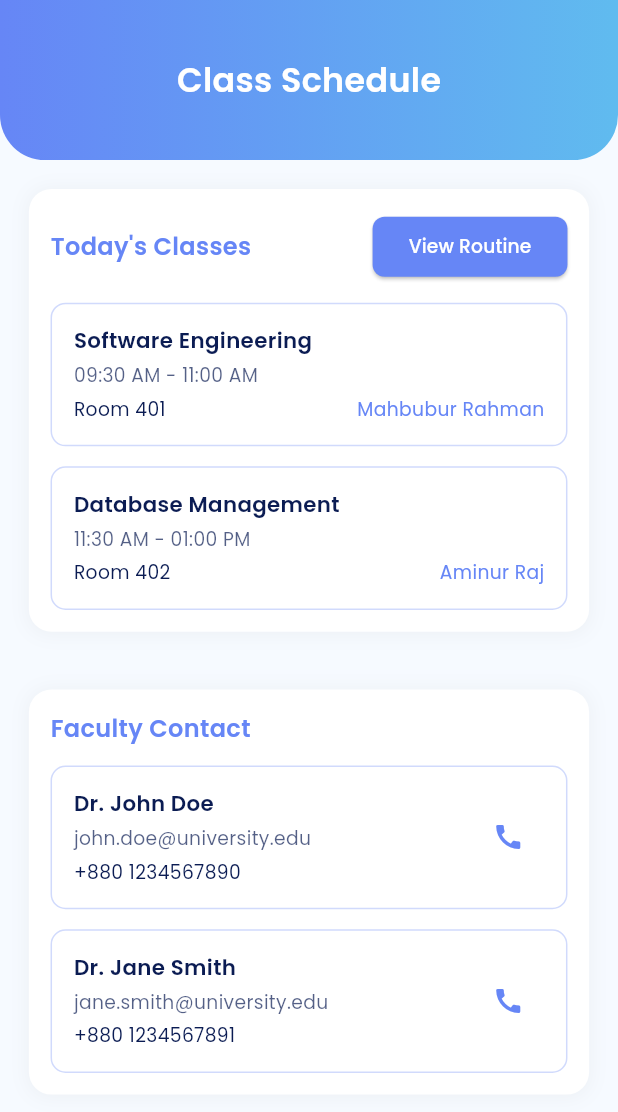
After one commit to sifatullah-haque/UniBuddy, a Flutter app: the ClassSchedule screen opened directly, on a phone screen of 412 x 824 dp. The commit adds this screen. Shown: the top 1112 px of the screen. Run offline on Flutter 3.47's test engine with Material 3 defaults, Android fonts, the light colour scheme and no system bars; our stand-ins replace another_carousel_pro, cloud_firestore, firebase_auth, firebase_core, flutter_screenutil, speech_to_text and 1 more; accounts and stored records are empty.

Commit message:
new pages added

```diff
--- a/lib/main.dart
+++ b/lib/main.dart
@@ -2,6 +2,8 @@ import 'package:diu/Constant/firebase_options.dart';
 import 'package:diu/auth/login/isLogin.dart';
 import 'package:diu/pages/home_page/Bus_Schedule/busSchedule.dart';
 import 'package:diu/pages/home_page/Cafeteria/cafeteria.dart';
+import 'package:diu/pages/home_page/Class_Schedule/classSchedule.dart';
+import 'package:diu/pages/home_page/askBot/askBot.dart';
 import 'package:diu/pages/home_page/pure_home_page/home_page.dart';
 import 'package:diu/pages/main_navigation.dart';
 import 'package:diu/utils/firebase_project_config.dart';
@@ -30,7 +32,7 @@ class MyApp extends StatelessWidget {
             fontFamily: "Poppins",
           ),
           debugShowCheckedModeBanner: false,
-          home: BusSchedule()),
+          home: AskBot()),
     );
   }
 }
--- /dev/null
+++ b/lib/pages/home_page/Class_Schedule/classSchedule.dart
@@ -0,0 +1,381 @@
+import 'package:diu/Constant/color_is.dart';
+import 'package:flutter/material.dart';
+import 'package:flutter_screenutil/flutter_screenutil.dart';
+
+class ClassSchedule extends StatefulWidget {
+  const ClassSchedule({super.key});
+
+  @override
+  State<ClassSchedule> createState() => _ClassScheduleState();
+}
+
+class _ClassScheduleState extends State<ClassSchedule> {
+  @override
+  Widget build(BuildContext context) {
+    return Scaffold(
+      backgroundColor: Coloris.backgroundColor,
+      body: Column(
+        children: [
+          _buildHeader(),
+          Expanded(
+            child: SingleChildScrollView(
+              child: Column(
+                children: [
+                  _buildClassSchedule(),
+                  _buildFacultyContact(),
+                ],
+              ),
+            ),
+          ),
+        ],
+      ),
+    );
+  }
+
+  void _showFullRoutine(BuildContext context) {
+    showDialog(
+      context: context,
+      builder: (BuildContext context) {
+        return Dialog(
+          backgroundColor: Colors.transparent,
+          child: Container(
+            width: double.infinity,
+            height: MediaQuery.of(context).size.height * 0.6,
+            decoration: BoxDecoration(
+              color: Coloris.white,
+              borderRadius: BorderRadius.circular(15),
+            ),
+            child: Column(
+              children: [
+                Container(
+                  padding: EdgeInsets.all(15.w),
+                  decoration: const BoxDecoration(
+                    borderRadius: BorderRadius.only(
+                      topLeft: Radius.circular(15),
+                      topRight: Radius.circular(15),
+                    ),
+                    gradient: LinearGradient(
+                      begin: Alignment.centerLeft,
+                      end: Alignment.centerRight,
+                      colors: [Color(0xff6686F6), Color(0xff60BBEF)],
+                    ),
+                  ),
+                  child: Row(
+                    mainAxisAlignment: MainAxisAlignment.spaceBetween,
+                    children: [
+                      Text(
+                        "Full Class Routine",
+                        style: TextStyle(
+                          fontSize: 18.sp,
+                          fontWeight: FontWeight.w600,
+                          color: Coloris.white,
+                        ),
+                      ),
+                      IconButton(
+                        onPressed: () => Navigator.pop(context),
+                        icon: Icon(
+                          Icons.close,
+                          color: Coloris.white,
+                          size: 24.sp,
+                        ),
+                      ),
+                    ],
+                  ),
+                ),
+                Expanded(
+                  child: InteractiveViewer(
+                    minScale: 0.5,
+                    maxScale: 4.0,
+                    child: Image.network(
+                      'https://i.ibb.co.com/1tBxF1YC/Whats-App-Image-2025-03-07-at-09-19-43-03ef2d1a.jpg',
+                      fit: BoxFit.contain,
+                      loadingBuilder: (context, child, loadingProgress) {
+                        if (loadingProgress == null) return child;
+                        return Center(
+                          child: CircularProgressIndicator(
+                            color: const Color(0xff6686F6),
+                            value: loadingProgress.expectedTotalBytes != null
+                                ? loadingProgress.cumulativeBytesLoaded /
+                                    loadingProgress.expectedTotalBytes!
+                                : null,
+                          ),
+                        );
+                      },
+                      errorBuilder: (context, error, stackTrace) {
+                        return Center(
+                          child: Text(
+                            'Failed to load routine',
+                            style: TextStyle(
+                              fontSize: 16.sp,
+                              color: Coloris.text_color,
+                            ),
+                          ),
+                        );
+                      },
+                    ),
+                  ),
+                ),
+              ],
+            ),
+          ),
+        );
+      },
+    );
+  }
+
+  Widget _buildHeader() {
+    return Container(
+      height: 120.h,
+      decoration: const BoxDecoration(
+        borderRadius: BorderRadius.only(
+          bottomLeft: Radius.circular(30.0),
+          bottomRight: Radius.circular(30.0),
+        ),
+        gradient: LinearGradient(
+          begin: Alignment.centerLeft,
+          end: Alignment.centerRight,
+          colors: [Color(0xff6686F6), Color(0xff60BBEF)],
+        ),
+      ),
+      child: SafeArea(
+        child: Center(
+          child: Text(
+            "Class Schedule",
+            style: TextStyle(
+              fontSize: 25.sp,
+              fontWeight: FontWeight.w600,
+              color: Coloris.white,
+            ),
+          ),
+        ),
+      ),
+    );
+  }
+
+  Widget _buildClassSchedule() {
+    return Container(
+      margin: EdgeInsets.all(20.w),
+      padding: EdgeInsets.all(15.w),
+      decoration: BoxDecoration(
+        color: Coloris.white,
+        borderRadius: BorderRadius.circular(15),
+        boxShadow: [
+          BoxShadow(
+            color: Colors.grey.withOpacity(0.1),
+            spreadRadius: 1,
+            blurRadius: 10,
+            offset: const Offset(0, 1),
+          ),
+        ],
+      ),
+      child: Column(
+        crossAxisAlignment: CrossAxisAlignment.start,
+        children: [
+          Row(
+            mainAxisAlignment: MainAxisAlignment.spaceBetween,
+            children: [
+              Text(
+                "Today's Classes",
+                style: TextStyle(
+                  fontSize: 18.sp,
+                  fontWeight: FontWeight.w600,
+                  color: const Color(0xff6686F6),
+                ),
+              ),
+              ElevatedButton(
+                onPressed: () => _showFullRoutine(context),
+                style: ElevatedButton.styleFrom(
+                  backgroundColor: const Color(0xff6686F6),
+                  foregroundColor: Colors.white,
+                  shape: RoundedRectangleBorder(
+                    borderRadius: BorderRadius.circular(8),
+                  ),
+                ),
+                child: Text(
+                  'View Routine',
+                  style: TextStyle(
+                    fontSize: 14.sp,
+                    fontWeight: FontWeight.w500,
+                  ),
+                ),
+              ),
+            ],
+          ),
+          SizedBox(height: 15.h),
+          _buildClassCard(
+            subject: "Software Engineering",
+            time: "09:30 AM - 11:00 AM",
+            room: "Room 401",
+            faculty: "Mahbubur Rahman",
+          ),
+          SizedBox(height: 15.h),
+          _buildClassCard(
+            subject: "Database Management",
+            time: "11:30 AM - 01:00 PM",
+            room: "Room 402",
+            faculty: "Aminur Raj",
+          ),
+        ],
+      ),
+    );
+  }
+
+  Widget _buildClassCard({
+    required String subject,
+    required String time,
+    required String room,
+    required String faculty,
+  }) {
+    return Container(
+      padding: EdgeInsets.all(15.w),
+      decoration: BoxDecoration(
+        border: Border.all(color: const Color(0xff6686F6).withOpacity(0.3)),
+        borderRadius: BorderRadius.circular(10),
+      ),
+      child: Column(
+        crossAxisAlignment: CrossAxisAlignment.start,
+        children: [
+          Text(
+            subject,
+            style: TextStyle(
+              fontSize: 16.sp,
+              fontWeight: FontWeight.w600,
+              color: Coloris.text_color,
+            ),
+          ),
+          SizedBox(height: 5.h),
+          Text(
+            time,
+            style: TextStyle(
+              fontSize: 14.sp,
+              color: Coloris.text_color.withOpacity(0.7),
+            ),
+          ),
+          SizedBox(height: 5.h),
+          Row(
+            mainAxisAlignment: MainAxisAlignment.spaceBetween,
+            children: [
+              Text(
+                room,
+                style: TextStyle(
+                  fontSize: 14.sp,
+                  color: Coloris.text_color,
+                ),
+              ),
+              Text(
+                faculty,
+                style: TextStyle(
+                  fontSize: 14.sp,
+                  color: const Color(0xff6686F6),
+                ),
+              ),
+            ],
+          ),
+        ],
+      ),
+    );
+  }
+
+  Widget _buildFacultyContact() {
+    return Container(
+      margin: EdgeInsets.all(20.w),
+      padding: EdgeInsets.all(15.w),
+      decoration: BoxDecoration(
+        color: Coloris.white,
+        borderRadius: BorderRadius.circular(15),
+        boxShadow: [
+          BoxShadow(
+            color: Colors.grey.withOpacity(0.1),
+            spreadRadius: 1,
+            blurRadius: 10,
+            offset: const Offset(0, 1),
+          ),
+        ],
+      ),
+      child: Column(
+        crossAxisAlignment: CrossAxisAlignment.start,
+        children: [
+          Text(
+            "Faculty Contact",
+            style: TextStyle(
+              fontSize: 18.sp,
+              fontWeight: FontWeight.w600,
+              color: const Color(0xff6686F6),
+            ),
+          ),
+          SizedBox(height: 15.h),
+          _buildFacultyCard(
+            name: "Dr. John Doe",
+            email: "john.doe@university.edu",
+            phone: "+880 1234567890",
+          ),
+          SizedBox(height: 15.h),
+          _buildFacultyCard(
+            name: "Dr. Jane Smith",
+            email: "jane.smith@university.edu",
+            phone: "+880 1234567891",
+          ),
+        ],
+      ),
+    );
+  }
+
+  Widget _buildFacultyCard({
+    required String name,
+    required String email,
+    required String phone,
+  }) {
+    return Container(
+      padding: EdgeInsets.all(15.w),
+      decoration: BoxDecoration(
+        border: Border.all(color: const Color(0xff6686F6).withOpacity(0.3)),
+        borderRadius: BorderRadius.circular(10),
+      ),
+      child: Row(
+        children: [
+          Expanded(
+            child: Column(
+              crossAxisAlignment: CrossAxisAlignment.start,
+              children: [
+                Text(
+                  name,
+                  style: TextStyle(
+                    fontSize: 16.sp,
+                    fontWeight: FontWeight.w600,
+                    color: Coloris.text_color,
+                  ),
+                ),
+                SizedBox(height: 5.h),
+                Text(
+                  email,
+                  style: TextStyle(
+                    fontSize: 14.sp,
+                    color: Coloris.text_color.withOpacity(0.7),
+                  ),
+                ),
+                SizedBox(height: 5.h),
+                Text(
+                  phone,
+                  style: TextStyle(
+                    fontSize: 14.sp,
+                    color: Coloris.text_color,
+                  ),
+                ),
+              ],
+            ),
+          ),
+          IconButton(
+            onPressed: () {
+              // Add phone call functionality here
+            },
+            icon: Icon(
+              Icons.call,
+              color: const Color(0xff6686F6),
+              size: 24.sp,
+            ),
+          ),
+        ],
+      ),
+    );
+  }
+}
--- /dev/null
+++ b/lib/pages/home_page/askBot/message_model.dart
@@ -0,0 +1,6 @@
+class Message {
+  final String text;
+  final bool isUser;
+
+  Message({required this.text, required this.isUser});
+}
--- a/lib/pages/home_page/pure_home_page/gridview_with_icons.dart
+++ b/lib/pages/home_page/pure_home_page/gridview_with_icons.dart
@@ -1,4 +1,5 @@
 import 'package:diu/pages/home_page/Certificate/certificate.dart';
+import 'package:diu/pages/home_page/Class_Schedule/classSchedule.dart';
 import 'package:diu/pages/home_page/Daily_Streak/daily_streak.dart';
 import 'package:diu/pages/home_page/Idea/Idea.dart';
 import 'package:diu/pages/home_page/Join_Club/join_club.dart';
@@ -41,9 +42,9 @@ class _GridviewWithIconsState extends State<GridviewWithIcons> {
         "destination": JoinClub(),
       },
       {
-        "title": "Certificates",
+        "title": "Class Times",
         "icon": "Certificates",
-        "destination": Certificate(),
+        "destination": ClassSchedule(),
       },
       {
         "title": "Volunteer",
--- a/pubspec.yaml
+++ b/pubspec.yaml
@@ -43,6 +43,8 @@ dependencies:
   firebase_database: ^10.4.9
   curved_navigation_bar:
   timeline_tile: ^2.0.0
+  http: ^1.1.0
+  speech_to_text: ^6.4.1
 
 dev_dependencies:
   flutter_test:
```
Also changed, not shown: lib/pages/home_page/askBot/askBot.dart (added, +250 -0 lines), pubspec.lock, 3 other files.
